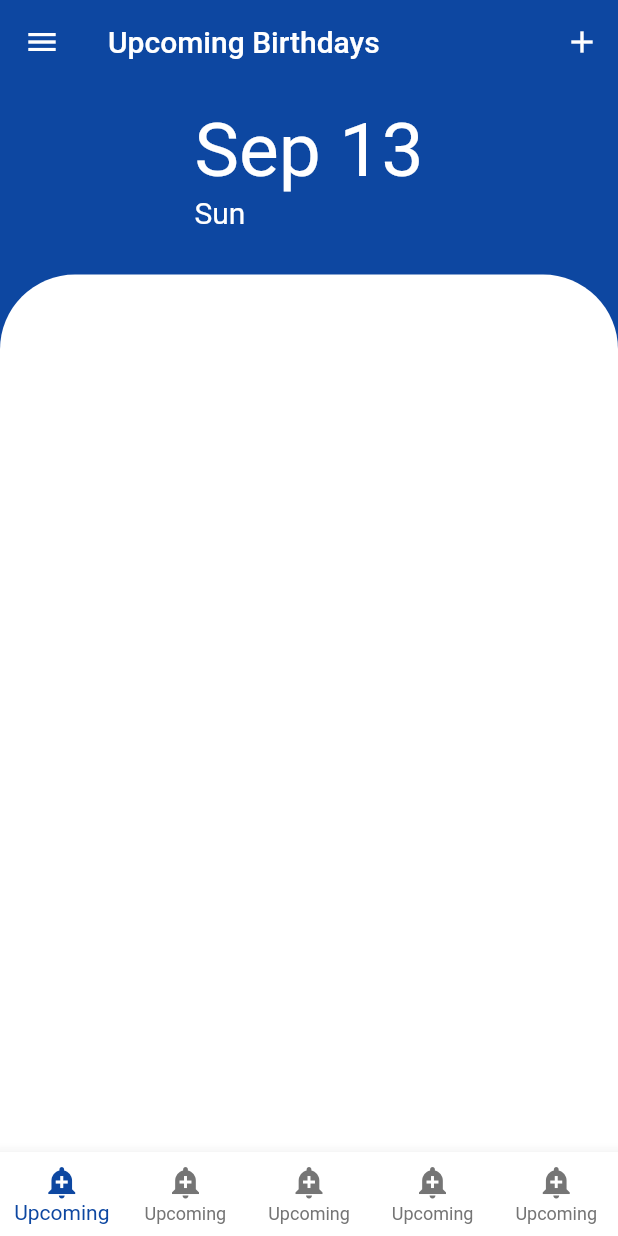
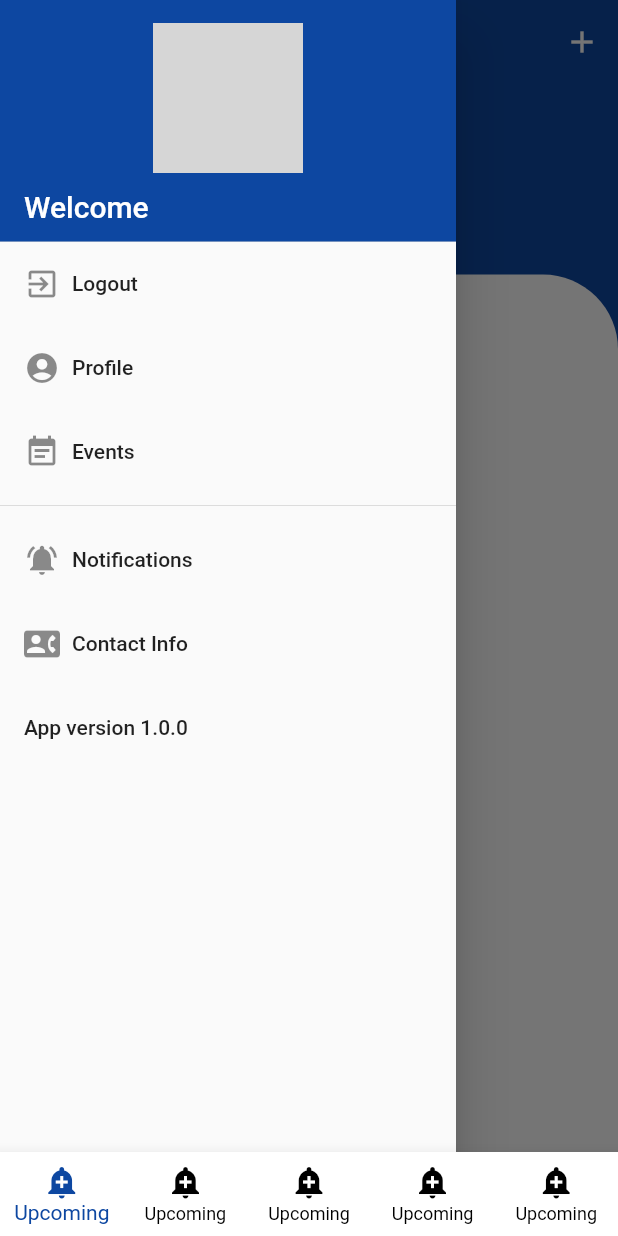
Before and after one commit to CharithBhat/BirthdayApp, a Flutter app: the NavBar screen opened directly, with the side drawer open (before the commit the screen has no drawer), on a phone screen of 412 x 824 dp. Run offline on Flutter 3.47's test engine with Material 2 defaults, Android fonts, the phone set to English and light mode, and no system bars; our stand-ins replace firebase_auth, firebase_core, google_sign_in; accounts and stored records are empty; network calls fail; grey boxes are pictures that could not be loaded.

Commit message:
Added app drawer with logout feature

```diff
--- /dev/null
+++ b/lib/drawer_widget.dart
@@ -0,0 +1,95 @@
+import 'package:flutter/material.dart';
+
+import './authentication/login_page.dart';
+import 'authentication/sign_in.dart';
+
+class DrawerWidget extends StatelessWidget {
+  @override
+  Widget build(BuildContext context) {
+    return ListView(
+      padding: EdgeInsets.zero,
+      children: <Widget>[
+        createDrawerHeader(),
+        createDrawerBodyItem(icon: Icons.exit_to_app, text: 'Logout',onTap: (){
+          signOutGoogle();
+                  Navigator.of(context).pushAndRemoveUntil(
+                    MaterialPageRoute(
+                      builder: (context) {
+                        return LoginPage();
+                      },
+                    ),
+                    ModalRoute.withName('/'),
+                  );
+        }),
+        createDrawerBodyItem(icon: Icons.account_circle, text: 'Profile'),
+        createDrawerBodyItem(icon: Icons.event_note, text: 'Events'),
+        Divider(),
+        createDrawerBodyItem(
+            icon: Icons.notifications_active, text: 'Notifications'),
+        createDrawerBodyItem(icon: Icons.contact_phone, text: 'Contact Info'),
+        ListTile(
+          title: Text('App version 1.0.0'),
+          onTap: () {},
+        ),
+      ],
+    );
+  }
+}
+
+Widget createDrawerHeader() {
+  return DrawerHeader(
+    margin: EdgeInsets.zero,
+    padding: EdgeInsets.zero,
+    // decoration: BoxDecoration(
+    //     image: DecorationImage(
+    //         fit: BoxFit.fill, image: AssetImage('images/bg_header.jpeg'))),
+    child: Stack(
+      children: <Widget>[
+        Container(
+          color: Colors.blue[900],
+          child: Center(
+            child: Container(
+              width: 100,
+              height: 100,
+              margin: EdgeInsets.only(bottom: 30),
+              decoration: BoxDecoration(
+                shape: BoxShape.circle,
+                image: DecorationImage(
+                  image: NetworkImage(imageUrl),
+                  fit: BoxFit.fill,
+                ),
+              ),
+            ),
+          ),
+        ),
+        Positioned(
+          bottom: 12.0,
+          left: 16.0,
+          child: Text(
+            "Welcome $name",
+            style: TextStyle(
+                color: Colors.white,
+                fontSize: 20.0,
+                fontWeight: FontWeight.w500),
+          ),
+        ),
+      ],
+    ),
+  );
+}
+
+Widget createDrawerBodyItem(
+    {IconData icon, String text, GestureTapCallback onTap}) {
+  return ListTile(
+    title: Row(
+      children: <Widget>[
+        Icon(icon),
+        Padding(
+          padding: EdgeInsets.only(left: 8.0),
+          child: Text(text),
+        )
+      ],
+    ),
+    onTap: onTap,
+  );
+}
--- a/lib/home.dart/ReminderList_widget.dart
+++ b/lib/home.dart/ReminderList_widget.dart
@@ -1,7 +1,6 @@
 import 'package:flutter/material.dart';
 import 'package:provider/provider.dart';
 import 'package:todo_app/home.dart/Todo_Model.dart';
-import 'home_screen.dart';
 
 class ReminderList extends StatelessWidget {
   @override
--- a/lib/home.dart/home_screen.dart
+++ b/lib/home.dart/home_screen.dart
@@ -1,5 +1,6 @@
 import 'package:flutter/material.dart';
 import 'package:provider/provider.dart';
+import 'package:todo_app/drawer_widget.dart';
 import 'package:todo_app/home.dart/ReminderList_widget.dart';
 import 'package:todo_app/home.dart/Todo_Model.dart';
 import 'package:todo_app/home.dart/date_widget.dart';
@@ -16,10 +17,6 @@ class _HomeScreenState extends State<HomeScreen> {
       backgroundColor: Colors.blue[900],
       appBar: AppBar(
         title: Text('Upcoming Birthdays'),
-        leading: Icon(
-          Icons.menu,
-          color: Colors.white,
-        ),
         actions: [
           IconButton(
             icon: Icon(Icons.add),
@@ -30,6 +27,9 @@ class _HomeScreenState extends State<HomeScreen> {
         ],
         backgroundColor: Colors.transparent,
         elevation: 0,
+      ),
+      drawer: Drawer(
+        child: DrawerWidget(),
       ),
 
       // Separation for Readability
--- a/lib/nav_bar.dart
+++ b/lib/nav_bar.dart
@@ -24,7 +24,7 @@ class _NavBarState extends State<NavBar> {
         type: BottomNavigationBarType.fixed,
         backgroundColor: Colors.white,
         selectedItemColor: Colors.blue[900],
-        unselectedItemColor: Colors.grey[600],
+        unselectedItemColor: Colors.black,
         onTap: (index){
           setState(() {
             _currentIndex = index;
```
Also changed, not shown: lib/authentication/login_page.dart (+3 -4 lines), lib/authentication/logout_page.dart (added, +93 -0 lines), lib/authentication/sign_in.dart (+16 -0 lines), lib/models/birthday_list.dart (added, +10 -0 lines), lib/models/birthday_model.dart (added).
